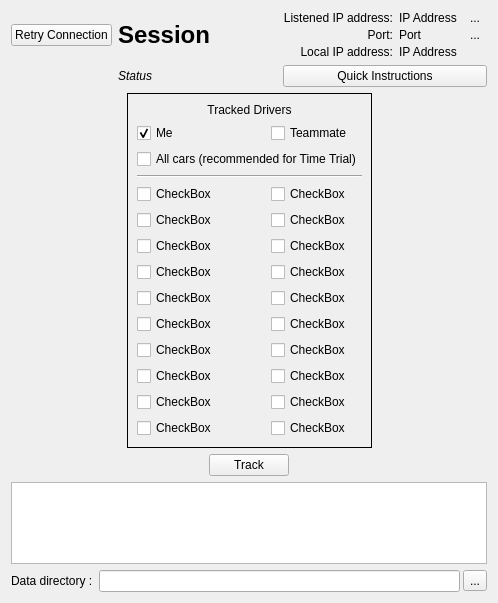
First picture: the form in src/TrackingWidget.ui, repository Alex-Rose/PXG_Telemetry_fork, before the edit.
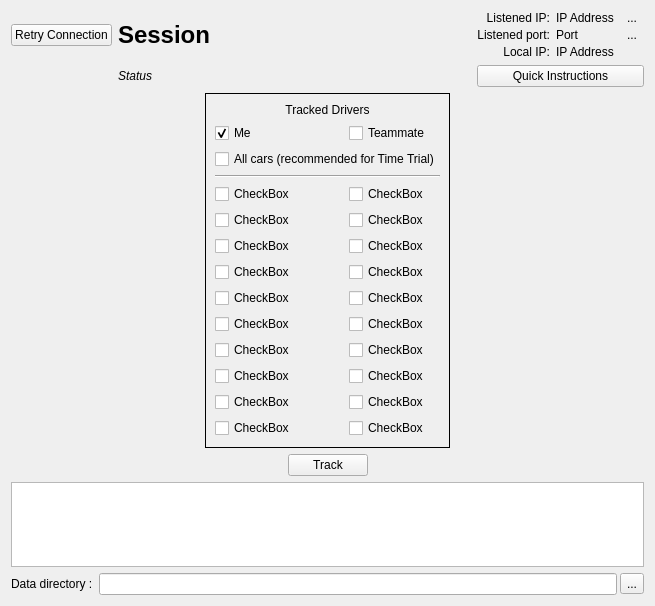
Second picture: the form after the edit.

Commit message: Add documentation of broadcast ON mode connection

Diff of the .ui file:
```diff
--- a/src/TrackingWidget.ui
+++ b/src/TrackingWidget.ui
@@ -6,8 +6,8 @@
    <rect>
     <x>0</x>
     <y>0</y>
-    <width>498</width>
-    <height>603</height>
+    <width>655</width>
+    <height>606</height>
    </rect>
   </property>
   <property name="windowTitle">
@@ -85,7 +85,7 @@
        <item row="1" column="0">
         <widget class="QLabel" name="label_4">
          <property name="text">
-          <string>Port:</string>
+          <string>Listened port:</string>
          </property>
          <property name="alignment">
           <set>Qt::AlignRight|Qt::AlignTrailing|Qt::AlignVCenter</set>
@@ -111,7 +111,7 @@
        <item row="0" column="0">
         <widget class="QLabel" name="label_5">
          <property name="text">
-          <string>Listened IP address:</string>
+          <string>Listened IP:</string>
          </property>
          <property name="alignment">
           <set>Qt::AlignRight|Qt::AlignTrailing|Qt::AlignVCenter</set>
@@ -137,7 +137,7 @@
        <item row="2" column="0">
         <widget class="QLabel" name="label_3">
          <property name="text">
-          <string>Local IP address:</string>
+          <string>Local IP:</string>
          </property>
          <property name="alignment">
           <set>Qt::AlignRight|Qt::AlignTrailing|Qt::AlignVCenter</set>
```
Left out of the diff: 9 changed lines with no effect on the pictures. The commit also changes 1 other file.
